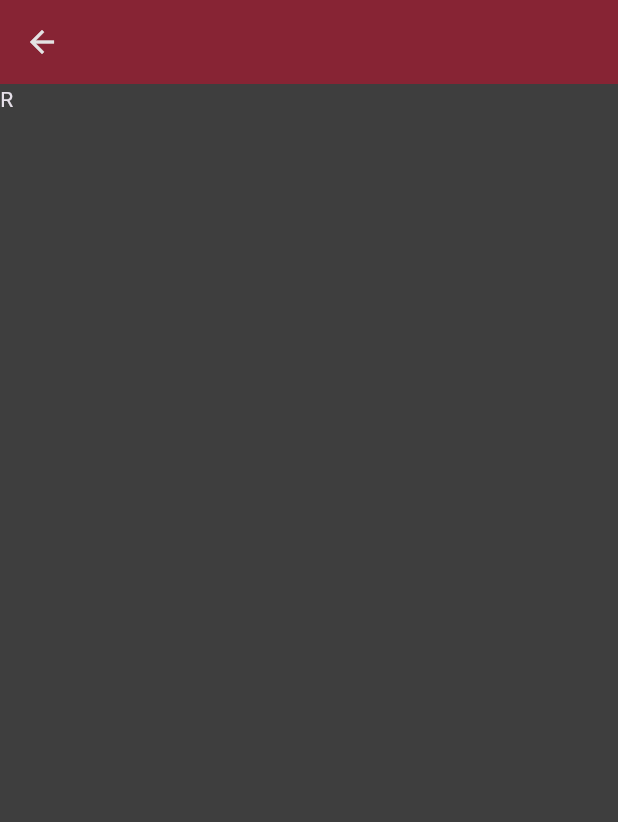
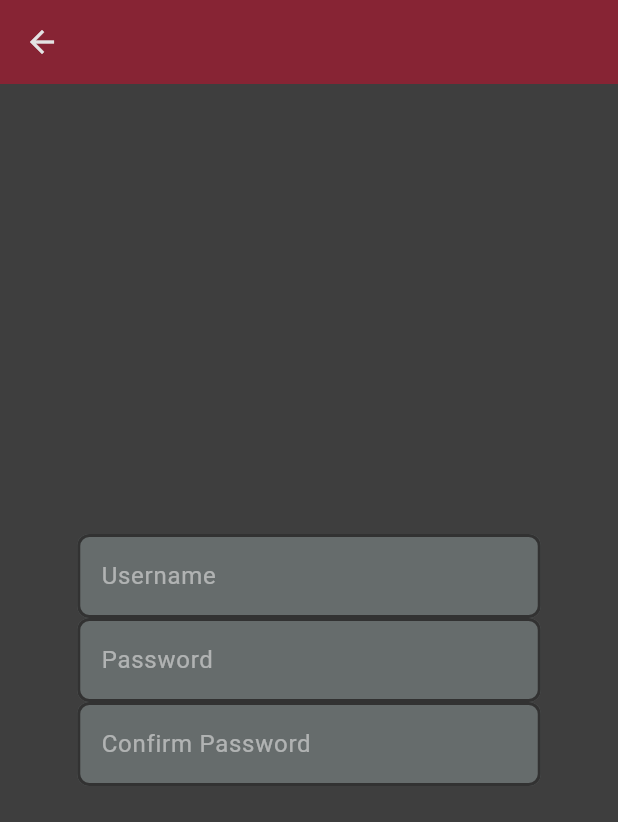
Before and after one commit to Infini-Play/Elusiv, a Flutter app: the RegistrationPage screen opened by its route, on a phone screen of 412 x 824 dp. Shown: the top 822 px of the screen. Run offline on Flutter 3.47's test engine with Material 3 defaults, Android fonts, the light colour scheme and no system bars; our stand-ins replace go_router, pocketbase, shared_preferences; accounts and stored records are empty.

Commit message:
Added extra customization to ThemedTextBox class. Additionally continued developemnt on login and registration screens.

```diff
--- a/elusiv/lib/core/common_widgets/themed_text_field.dart
+++ b/elusiv/lib/core/common_widgets/themed_text_field.dart
@@ -4,6 +4,11 @@ import 'package:flutter/material.dart';
 
 class ThemedTextField extends StatelessWidget {
   final TextEditingController controller;
+
+  final double? width;
+  final double? height;
+  final String? hintText;
+
 
   /// Determines the border width for all edges of the container.
   ///
@@ -31,6 +36,9 @@ class ThemedTextField extends StatelessWidget {
     this.borderWidth,
     this.borderRadiusValue,
     this.borderRadius,
+    this.width,
+    this.height,
+    this.hintText,
     this.alternateColors = false,
   });
 
@@ -53,9 +61,14 @@ class ThemedTextField extends StatelessWidget {
       );
     }
 
-    return TextField(
+    return SizedBox(
+      width: width,
+      height: height,
+      child: TextField(
         controller: controller,
         decoration: InputDecoration(
+          hintText: hintText,
+          hintStyle: hintStyle,
           enabledBorder: OutlineInputBorder(
             borderRadius: finalBorderRadius,
             borderSide: ThemedBorderSide(width: borderWidth, alternateColors: !alternateColors).getBorderSide()
@@ -63,6 +76,7 @@ class ThemedTextField extends StatelessWidget {
           filled: true,
           fillColor: fillColor,
         ),
+      ),
     );
   }
 }
--- a/elusiv/lib/features/login/presentation/pages/login_page.dart
+++ b/elusiv/lib/features/login/presentation/pages/login_page.dart
@@ -1,5 +1,6 @@
 import 'package:elusiv/core/common_widgets/test_widgets/go_named_back_button_testing.dart';
 import 'package:elusiv/core/common_widgets/themed_text_field.dart';
+import 'package:elusiv/core/localization/string_extensions.dart';
 import 'package:elusiv/core/navigation/routing.dart';
 import 'package:flutter/material.dart';
 
@@ -10,20 +11,28 @@ class LoginPage extends StatelessWidget {
   Widget build(BuildContext context) {
     final usernameController = TextEditingController();
     final passwordController = TextEditingController();
+    final width = MediaQuery.of(context).size.width * 0.75;
     return Scaffold(
       appBar: GoNamedBackButtonTesting(name: AppRoute.welcomePage.name),
-      body: Column(
+      body: Center(
+        child: Column(
+          mainAxisAlignment: MainAxisAlignment.center,
           children: [
 
             ThemedTextField(
+              width: width,
+              hintText: 'Username'.hardcoded,
               controller: usernameController,
             ),
 
             ThemedTextField(
+              width: width,
+              hintText: 'Password'.hardcoded,
               controller: passwordController,
             ),
           ],
         ),
+      ),
     );
   }
 }
--- a/elusiv/lib/features/login/presentation/pages/registration_page.dart
+++ b/elusiv/lib/features/login/presentation/pages/registration_page.dart
@@ -1,4 +1,6 @@
 import 'package:elusiv/core/common_widgets/test_widgets/go_named_back_button_testing.dart';
+import 'package:elusiv/core/common_widgets/themed_text_field.dart';
+import 'package:elusiv/core/localization/string_extensions.dart';
 import 'package:elusiv/core/navigation/routing.dart';
 import 'package:flutter/material.dart';
 
@@ -7,9 +9,37 @@ class RegistrationPage extends StatelessWidget {
 
   @override
   Widget build(BuildContext context) {
+    final usernameController = TextEditingController();
+    final passwordController = TextEditingController();
+    final confirmPasswordController = TextEditingController();
+    final width = MediaQuery.of(context).size.width * 0.75;
     return Scaffold(
       appBar: GoNamedBackButtonTesting(name: AppRoute.welcomePage.name),
-      body: const Text('R'),
+      body: Center(
+        child: Column(
+          mainAxisAlignment: MainAxisAlignment.center,
+          children: [
+
+            ThemedTextField(
+              width: width,
+              hintText: 'Username'.hardcoded,
+              controller: usernameController,
+            ),
+
+            ThemedTextField(
+              width: width,
+              hintText: 'Password'.hardcoded,
+              controller: passwordController,
+            ),
+
+            ThemedTextField(
+              width: width,
+              hintText: 'Confirm Password'.hardcoded,
+              controller: confirmPasswordController,
+            ),
+          ],
+        ),
+      ),
     );
   }
 }
```
Lines whose indentation alone changed are shown as unchanged.
